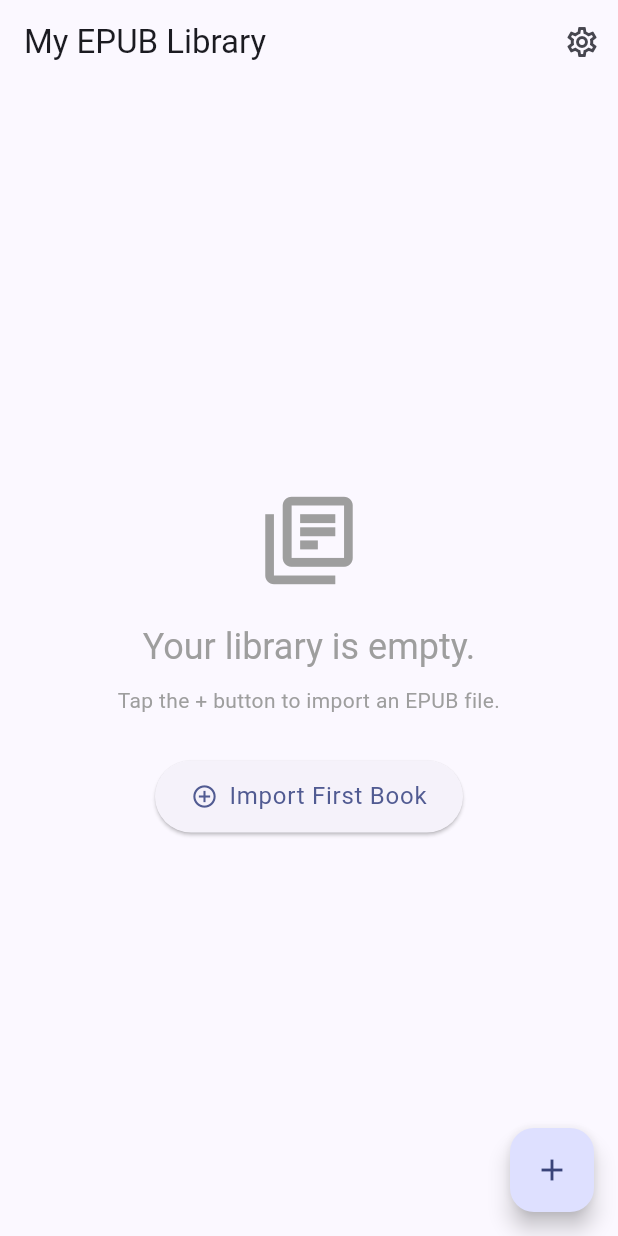
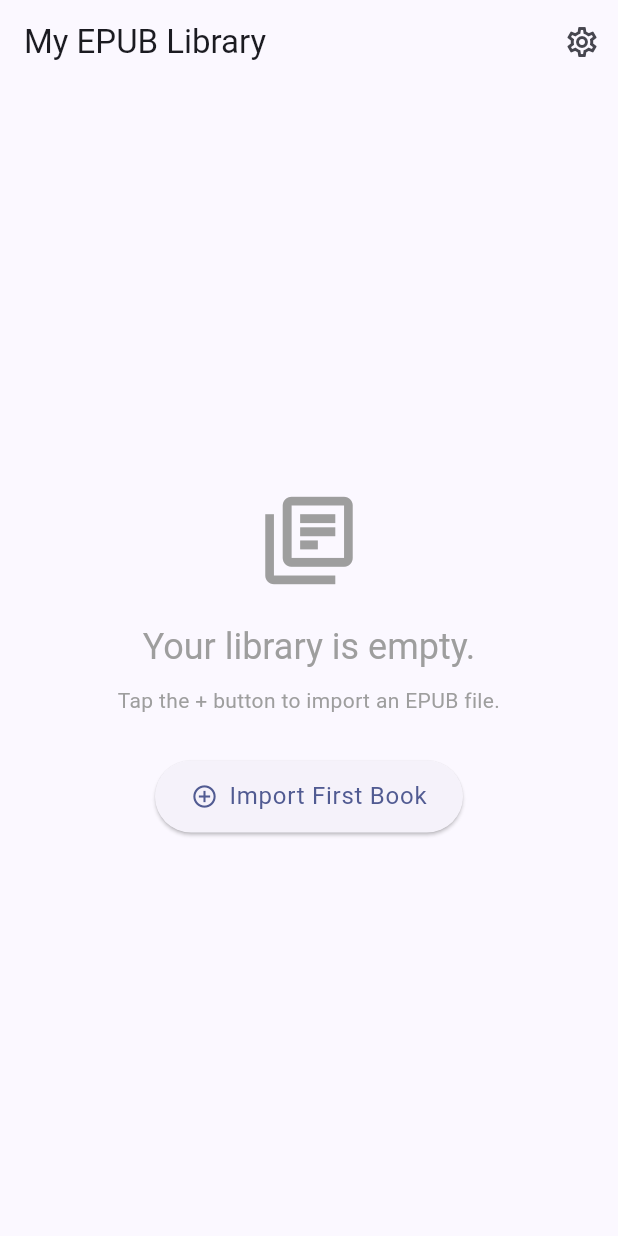
Before and after one commit to Daksh256/E_BookReader, a Flutter app: the screen it shows after launch, on a phone screen of 412 x 824 dp. Run offline on Flutter 3.47's test engine with Material 3 defaults, Android fonts, the light colour scheme and no system bars; our stand-ins replace file_picker, shared_preferences, sqflite; missing offline and left inert: vocsy_epub_viewer; accounts and stored records are empty.

Commit message:
Just small ui change

```diff
--- a/lib/main.dart
+++ b/lib/main.dart
@@ -596,11 +596,13 @@ class _LibraryScreenState extends State<LibraryScreen> {
           : books.isEmpty
           ? _buildEmptyLibraryView()
           : RefreshIndicator( onRefresh: _loadBooks, child: _buildBookGridView(), ),
-      floatingActionButton: FloatingActionButton(
-        onPressed: _pickAndImportBook,
-        tooltip: 'Import EPUB Book',
-        child: const Icon(Icons.add),
-      ),
+    floatingActionButton: (!isLoading && books.isNotEmpty)
+    ? FloatingActionButton(
+    onPressed: _pickAndImportBook,
+    tooltip: 'Import EPUB Book',
+    child: const Icon(Icons.add),
+    )
+        : null,
     );
   }
 
```
